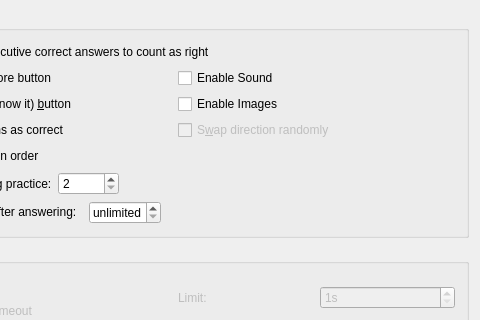
This is src/configure-practice/advancedpracticeoptions.ui in KDE/parley as Qt 5 draws it before an edit; both pictures show x 131 to 611 and y 0 to 320 of the 611 by 449 pixel window. The edited form follows.
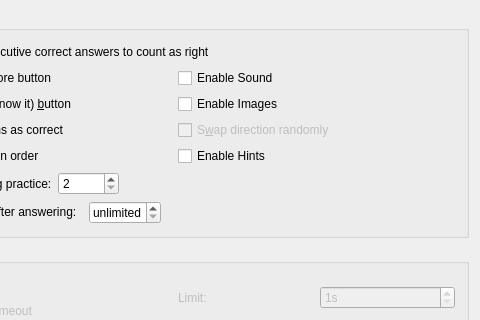
This is the edited form. Custom widgets are drawn as their Qt base class.

Diff of the .ui file:
```diff
--- a/src/configure-practice/advancedpracticeoptions.ui
+++ b/src/configure-practice/advancedpracticeoptions.ui
@@ -104,6 +104,13 @@
           </property>
          </widget>
         </item>
+        <item row="3" column="1" >
+         <widget class="QCheckBox" name="kcfg_ShowHints" >
+          <property name="text" >
+           <string>Enable Hints</string>
+          </property>
+         </widget>
+        </item>
        </layout>
       </item>
       <item>
```
Left out of the diff: 23 changed lines with no effect on the pictures.
